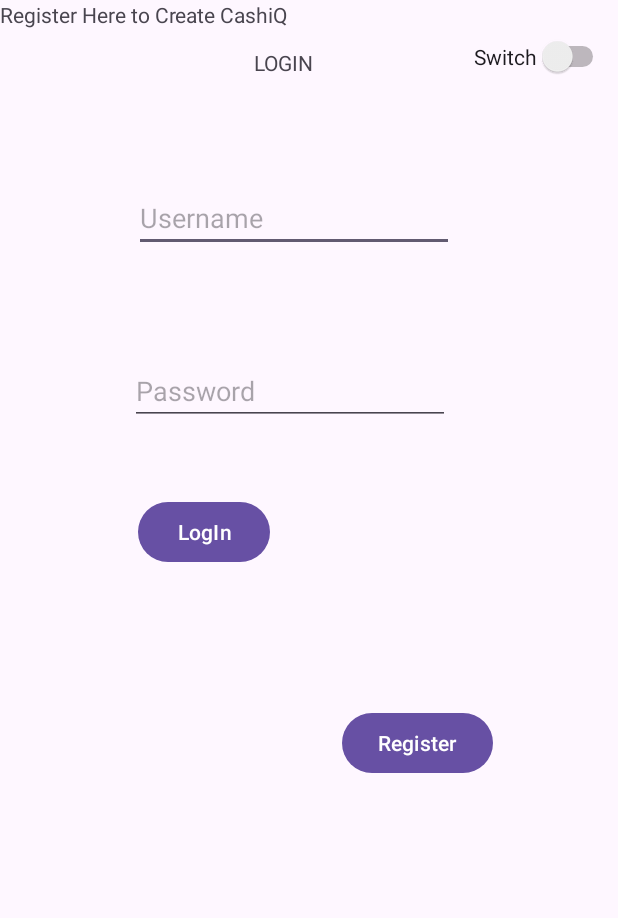
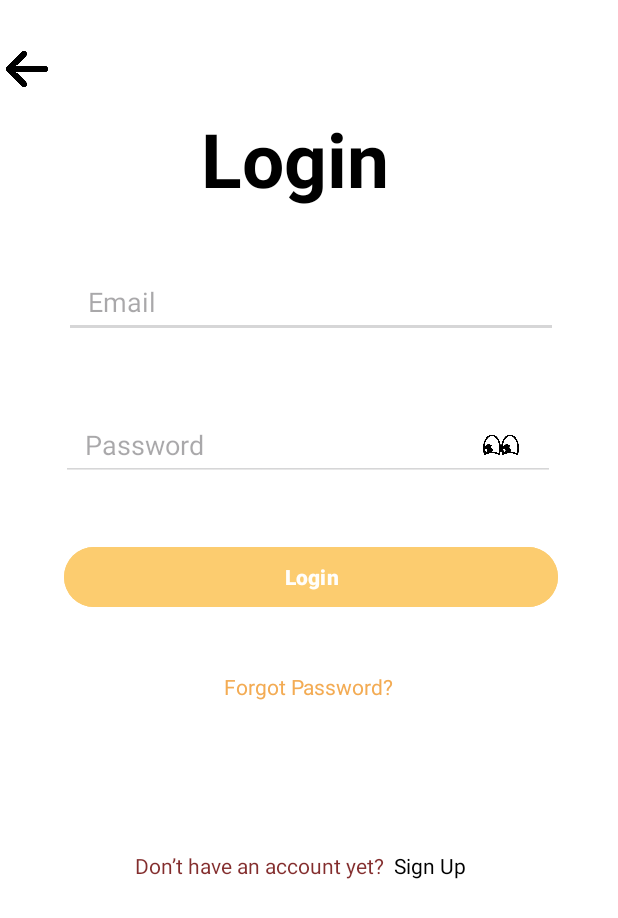
Before and after one commit to sujal-sudo/CASHIQ, an Android app: the screen it shows after launch (Login), on a phone screen of 412 x 824 dp. Shown: the top 918 px of the screen. Run offline under Robolectric (Android 15) with nearby library versions, the phone set to English and light mode, and no system bars; 1 statement that could not run was skipped.

Commit message:
Designedlogin

```diff
--- a/app/src/main/java/com/example/cashiq/Login.kt
+++ b/app/src/main/java/com/example/cashiq/Login.kt
@@ -7,6 +7,9 @@ import androidx.core.view.ViewCompat
 import androidx.core.view.WindowInsetsCompat
 
 class Login : AppCompatActivity() {
+
+
+
     override fun onCreate(savedInstanceState: Bundle?) {
         super.onCreate(savedInstanceState)
         enableEdgeToEdge()
--- a/app/src/main/res/layout/activity_login.xml
+++ b/app/src/main/res/layout/activity_login.xml
@@ -1,92 +1,138 @@
 <?xml version="1.0" encoding="utf-8"?>
-<androidx.constraintlayout.widget.ConstraintLayout xmlns:android="http://schemas.android.com/apk/res/android"
+<androidx.constraintlayout.widget.ConstraintLayout
+    xmlns:android="http://schemas.android.com/apk/res/android"
     xmlns:app="http://schemas.android.com/apk/res-auto"
     xmlns:tools="http://schemas.android.com/tools"
-    android:id="@+id/main"
     android:layout_width="match_parent"
     android:layout_height="match_parent"
-    tools:context=".Login">
+    tools:context=".Login"
+    android:background="@color/white">
+
+    <!-- Back Button -->
+
+    <!-- Title -->
+
+    <!-- Email Input -->
+
+    <ImageView
+        android:id="@+id/backButton"
+        android:layout_width="36dp"
+        android:layout_height="28dp"
+        android:layout_marginTop="32dp"
+        android:src="@drawable/back"
+        app:layout_constraintTop_toTopOf="parent"
+        tools:layout_editor_absoluteX="27dp" />
 
     <TextView
-        android:id="@+id/logtxt"
-        android:layout_width="86dp"
-        android:layout_height="23dp"
-        android:layout_marginStart="129dp"
-        android:layout_marginTop="32dp"
-        android:layout_marginEnd="183dp"
-        android:text="        LOGIN"
+        android:id="@+id/title"
+        android:layout_width="156dp"
+        android:layout_height="66dp"
+        android:layout_marginStart="133dp"
+        android:layout_marginTop="72dp"
+        android:layout_marginEnd="122dp"
+        android:text="Login"
+        android:textColor="@color/black"
+        android:textSize="50dp"
+        android:textStyle="bold"
         app:layout_constraintEnd_toEndOf="parent"
-        app:layout_constraintHorizontal_bias="1.0"
         app:layout_constraintStart_toStartOf="parent"
         app:layout_constraintTop_toTopOf="parent" />
 
+    <!-- Password Input -->
+
+    <!-- Eye Icon for Password Visibility -->
+
     <EditText
-        android:id="@+id/editTextText2"
+        android:id="@+id/emailInput"
+        android:layout_width="0dp"
+        android:layout_height="48dp"
+        android:layout_marginTop="39dp"
+        android:layout_marginEnd="40dp"
+        android:backgroundTint="@color/light_gray"
+        android:hint="Email"
+        android:inputType="textEmailAddress"
+        android:paddingStart="16dp"
+        android:paddingEnd="16dp"
+        app:layout_constraintEnd_toEndOf="parent"
+        app:layout_constraintTop_toBottomOf="@+id/title"
+        app:layout_constraintWidth_percent="0.8" />
+
+    <EditText
+        android:id="@+id/passwordInput"
+        android:layout_width="0dp"
+        android:layout_height="48dp"
+        android:layout_marginTop="47dp"
+        android:layout_marginEnd="42dp"
+        android:backgroundTint="@color/light_gray"
+        android:hint="Password"
+        android:inputType="textPassword"
+        android:paddingStart="16dp"
+        android:paddingEnd="16dp"
+        app:layout_constraintEnd_toEndOf="parent"
+        app:layout_constraintTop_toBottomOf="@+id/emailInput"
+        app:layout_constraintWidth_percent="0.8" />
+
+    <ImageView
+        android:id="@+id/togglePasswordVisibility"
+        android:layout_width="24dp"
+        android:layout_height="24dp"
+        android:layout_marginEnd="24dp"
+        android:src="@drawable/eye"
+        app:layout_constraintEnd_toEndOf="@id/passwordInput"
+        app:layout_constraintBottom_toBottomOf="@id/passwordInput"
+        app:layout_constraintTop_toTopOf="@id/passwordInput" />
+
+    <!-- Login Button -->
+
+    <!-- Forgot Password -->
+
+    <!-- Sign Up Text -->
+
+    <Button
+        android:id="@+id/loginButton"
+        android:layout_width="0dp"
+        android:layout_height="48dp"
+        android:layout_marginTop="40dp"
+        android:layout_marginEnd="40dp"
+        android:backgroundTint="#FCCC6F"
+        android:text="Login"
+        android:textColor="#FFFEFC"
+        android:textStyle="bold"
+        app:layout_constraintEnd_toEndOf="parent"
+        app:layout_constraintTop_toBottomOf="@+id/passwordInput"
+        app:layout_constraintWidth_percent="0.8" />
+
+    <TextView
+        android:id="@+id/forgotPassword"
         android:layout_width="wrap_content"
         android:layout_height="wrap_content"
-        android:layout_marginStart="91dp"
-        android:layout_marginTop="67dp"
-        android:layout_marginEnd="111dp"
-        android:ems="10"
-        android:inputType="text"
-        android:text=""
-        android:hint="Username"
+        android:layout_marginTop="39dp"
+        android:layout_marginEnd="149dp"
+        android:text="Forgot Password?"
+        android:textColor="#E5F2A23F"
         app:layout_constraintEnd_toEndOf="parent"
-        app:layout_constraintStart_toStartOf="parent"
-        app:layout_constraintTop_toBottomOf="@+id/logtxt" />
+        app:layout_constraintTop_toBottomOf="@+id/loginButton" />
 
-    <EditText
-        android:id="@+id/editTextTextPassword2"
+    <TextView
+        android:id="@+id/signUpText"
         android:layout_width="wrap_content"
         android:layout_height="wrap_content"
-        android:layout_marginStart="88dp"
-        android:layout_marginTop="70dp"
-        android:layout_marginEnd="113dp"
-        android:ems="10"
-        android:hint="Password"
-        android:inputType="textPassword"
-        app:layout_constraintEnd_toEndOf="parent"
-        app:layout_constraintStart_toStartOf="parent"
-        app:layout_constraintTop_toBottomOf="@+id/editTextText2" />
+        android:layout_marginStart="90dp"
+        android:layout_marginBottom="237dp"
+        android:text="Don’t have an account yet?"
+        android:textColor="#D96D0808"
+        app:layout_constraintBottom_toBottomOf="parent"
+        app:layout_constraintStart_toStartOf="parent" />
 
-    <Button
-        android:id="@+id/button"
+    <TextView
+        android:id="@+id/ghe"
         android:layout_width="wrap_content"
         android:layout_height="wrap_content"
-        android:layout_marginStart="91dp"
-        android:layout_marginTop="47dp"
-        android:layout_marginEnd="232dp"
-        android:text="LogIn"
-        app:layout_constraintEnd_toEndOf="parent"
-        app:layout_constraintStart_toStartOf="parent"
-        app:layout_constraintTop_toBottomOf="@+id/editTextTextPassword2" />
-
-    <TextView
-        android:id="@+id/textView2"
-        android:layout_width="wrap_content"
-        android:layout_height="wrap_content"
-        android:text="Register Here to Create CashiQ"
-        tools:layout_editor_absoluteX="28dp"
-        tools:layout_editor_absoluteY="482dp" />
-
-    <Button
-        android:id="@+id/button2"
-        android:layout_width="wrap_content"
-        android:layout_height="wrap_content"
-        android:layout_marginTop="188dp"
-        android:layout_marginEnd="83dp"
-        android:text="Register"
-        app:layout_constraintEnd_toEndOf="parent"
-        app:layout_constraintTop_toBottomOf="@+id/editTextTextPassword2" />
-
-    <Switch
-        android:id="@+id/switch1"
-        android:layout_width="wrap_content"
-        android:layout_height="wrap_content"
-        android:layout_marginTop="24dp"
-        android:layout_marginEnd="6dp"
-        android:text="Switch"
-        app:layout_constraintEnd_toEndOf="parent"
-        app:layout_constraintTop_toTopOf="parent" />
+        android:layout_marginEnd="101dp"
+        android:layout_marginBottom="237dp"
+        android:text="Sign Up"
+        android:textColor="@color/black"
+        app:layout_constraintBottom_toBottomOf="parent"
+        app:layout_constraintEnd_toEndOf="parent" />
 
 </androidx.constraintlayout.widget.ConstraintLayout>
```
Also changed, not shown: app/src/main/res/drawable/back.png (added), app/src/main/res/drawable/eye.png (added).
